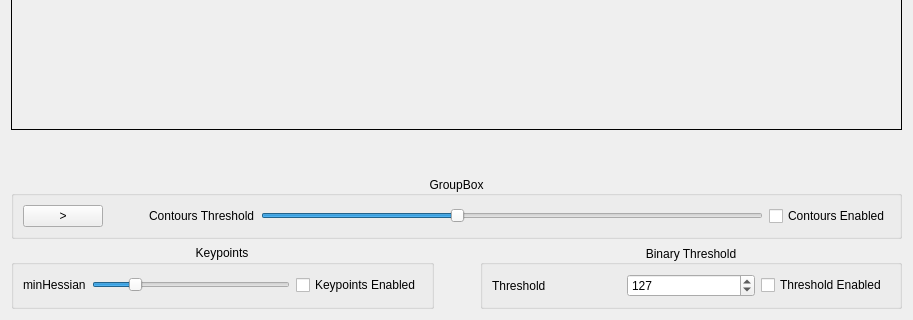
Before: the Qt Designer form qcvwidget.ui in prater27/Qt5_and_OpenCV_Tutorial1, drawn with Qt 5; both pictures show x 0 to 913 and y 388 to 708 of the 913 by 708 pixel window.
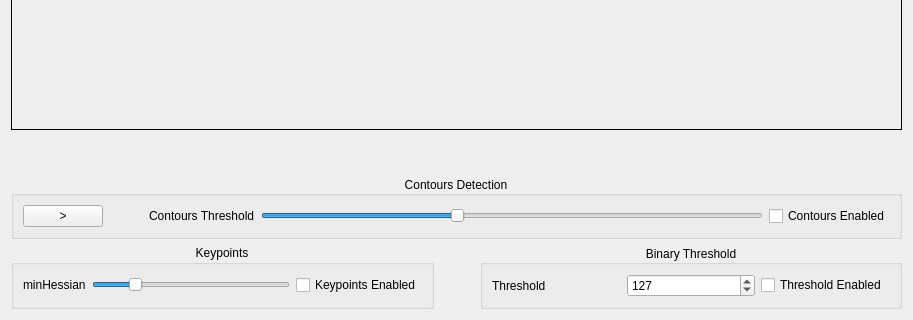
After: the same form once the commit is applied.

Patch:
```diff
--- a/qcvwidget.ui
+++ b/qcvwidget.ui
@@ -54,7 +54,7 @@
      <item>
       <widget class="QGroupBox" name="groupBox_3">
        <property name="title">
-        <string>GroupBox</string>
+        <string>Contours Detection</string>
        </property>
        <property name="alignment">
         <set>Qt::AlignCenter</set>
```
